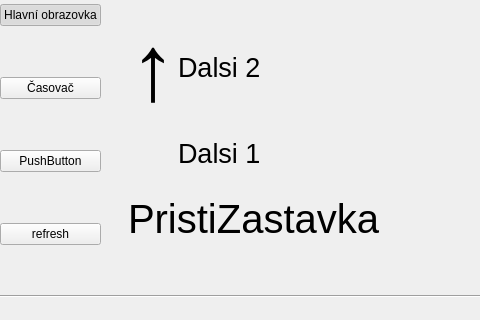
This is mainwindow.ui in frutabruta/VDV301display as Qt 5 draws it before an edit; both pictures show x 0 to 480 and y 164 to 484 of the 834 by 484 pixel window. The edited form follows.
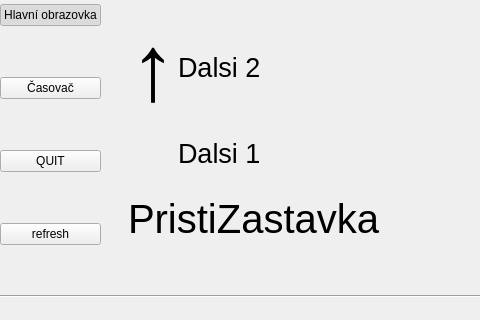
This is the edited form.

Commit message: Přidání quit tlačítka, přejmenování služby na subscriber

```diff
--- a/mainwindow.ui
+++ b/mainwindow.ui
@@ -97,7 +97,7 @@
           <item>
            <widget class="QPushButton" name="pushButton_4">
             <property name="text">
-             <string>PushButton</string>
+             <string>QUIT</string>
             </property>
             <property name="checkable">
              <bool>true</bool>
```
Left out of the diff: 4 changed lines with no effect on the pictures. The commit also changes 6 other files.
